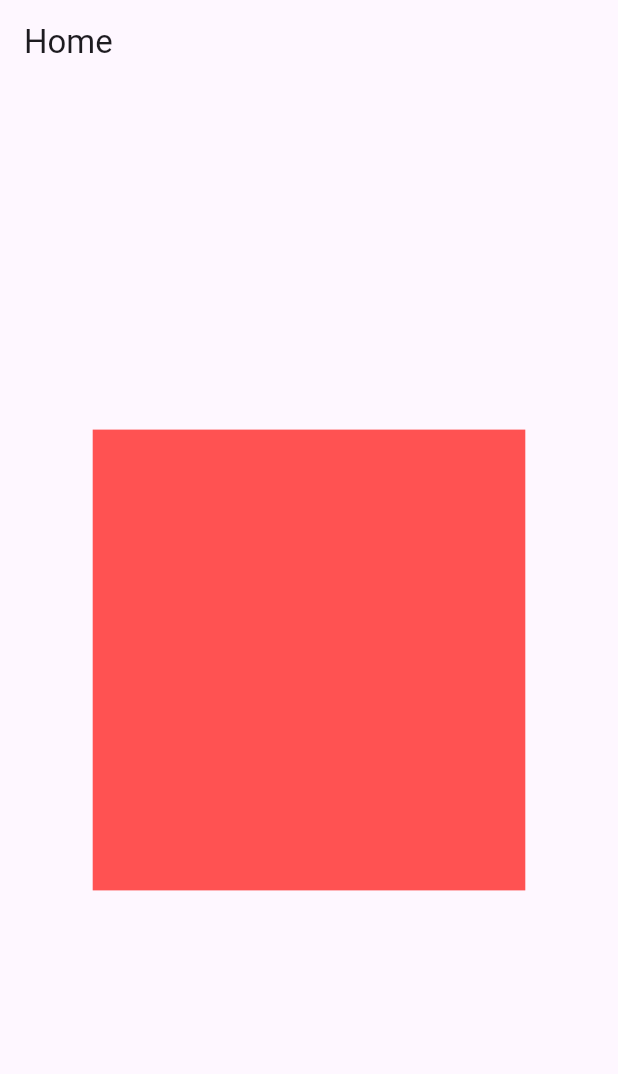
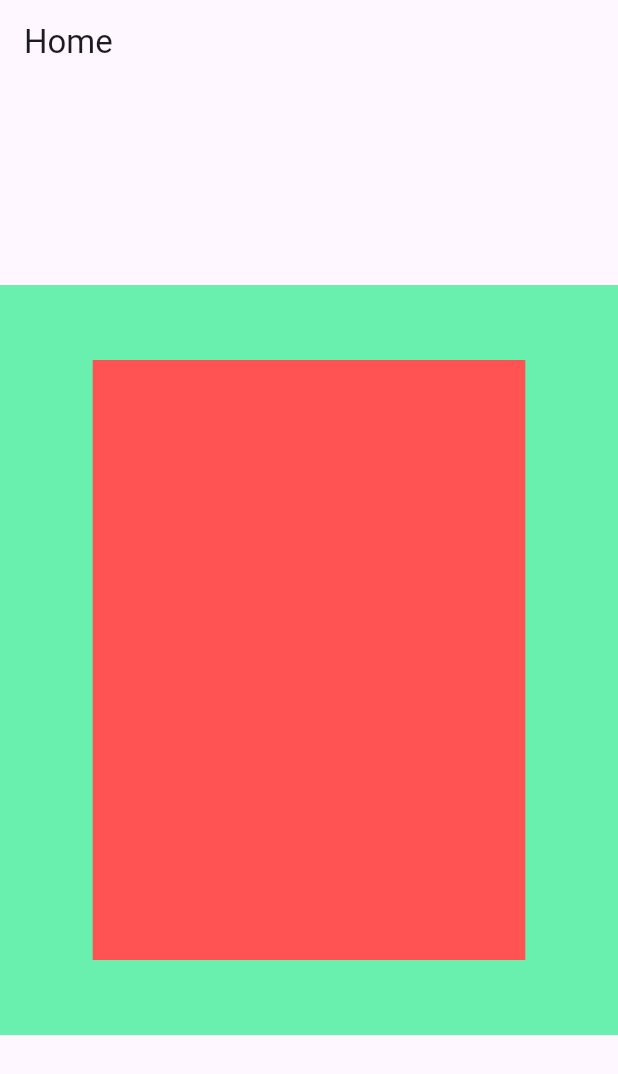
Before and after one commit to Ashraf-Samiu/Responsive_AdaptiveWidgets, a Flutter app: the screen it shows after launch, on a phone screen of 412 x 824 dp. Shown: the top 1074 px of the screen. Run offline on Flutter 3.47's test engine with Material 3 defaults, Android fonts, the phone set to English and light mode, and no system bars.

Commit message:
Fractionally_SizeBox Commit

```diff
--- a/lib/main.dart
+++ b/lib/main.dart
@@ -19,13 +19,19 @@ class HomeScreen extends StatelessWidget{
         title: Text("Home"),
       ),
       body: Center(
+        child: Container(
+          width: 500,
+          height: 500,
+          color: Colors.greenAccent,
           child: FractionallySizedBox(
             ///Width Default Size-1 (mean full)
             ///0.7,0.5 means 70%/50% of the whole page..
             widthFactor: 0.7,
-          heightFactor: 0.4,
+            heightFactor: 0.8,
+            alignment: Alignment.center,
             child: Container(
               color: Colors.redAccent,
+            ),
           ),
         ),
       ),
```
Lines whose indentation alone changed are shown as unchanged.
